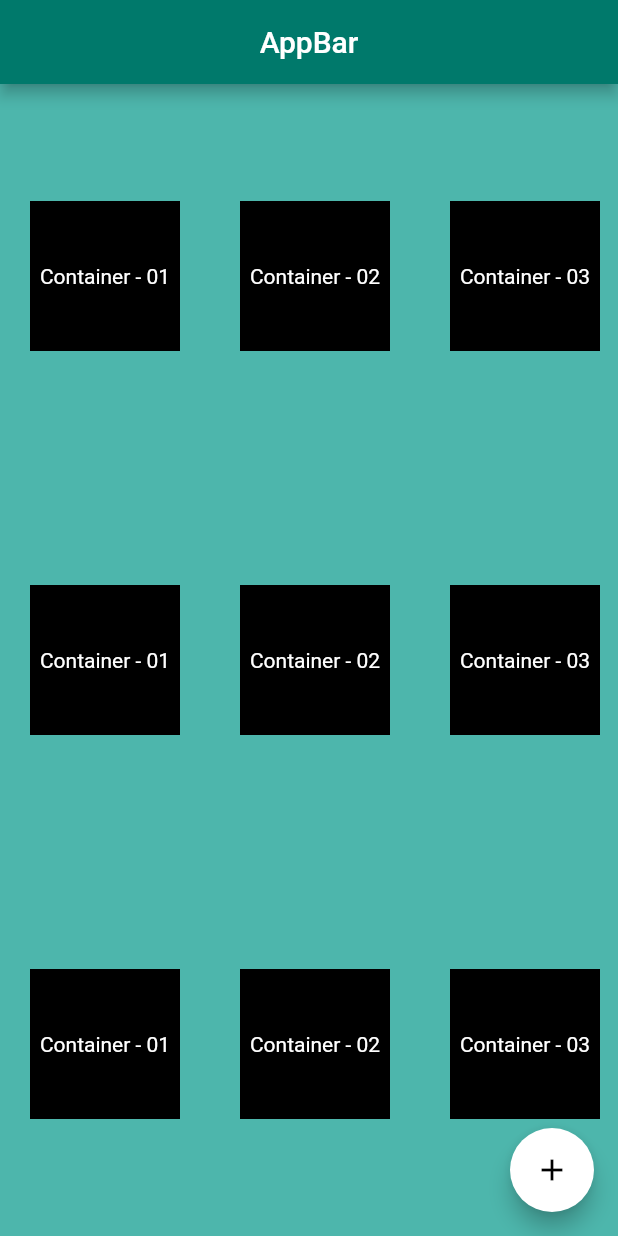
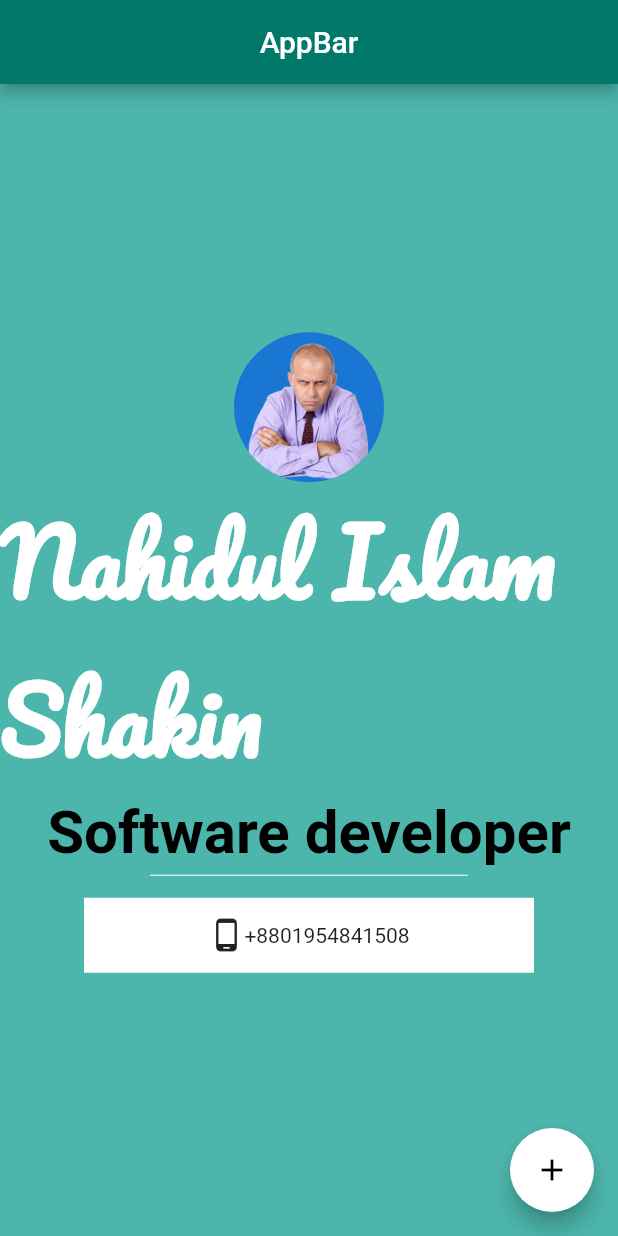
Before and after one commit to nahidulislamshakin/my_info, a Flutter app: the screen it shows after launch, on a phone screen of 412 x 824 dp. Run offline on Flutter 3.47's test engine with Material 2 defaults, Android fonts, the phone set to English and light mode, and no system bars.

```diff
--- a/lib/my_info.dart
+++ b/lib/my_info.dart
@@ -13,183 +13,51 @@ class My_info extends StatelessWidget {
         centerTitle: true,
       ),
       body: SafeArea(
+        child: Center(
           child: Column(
             // verticalDirection: ,
             //mainAxisSize: MainAxisSize.min,
-          mainAxisAlignment: MainAxisAlignment.spaceAround,
+            mainAxisAlignment: MainAxisAlignment.center,
             crossAxisAlignment: CrossAxisAlignment.center,
             children: [
-            // Center(
-            //  child:
-            Row(
-              mainAxisAlignment: MainAxisAlignment.spaceAround,
-              crossAxisAlignment: CrossAxisAlignment.center,
-              children: [
+              CircleAvatar(
+                radius: 50,
+                // backgroundColor: Colors.red,
+                backgroundImage: AssetImage('images/a.png'),
+              ),
+              Text(
+                "Nahidul Islam Shakin",
+                style: TextStyle(
+                    fontFamily: 'Pacifico',
+                    fontSize: 60,
+                    fontWeight: FontWeight.bold,
+                    color: Colors.white),
+              ),
+              Text(
+                "Software developer",
+                style: TextStyle(
+                    fontSize: 40,
+                    fontWeight: FontWeight.bold,
+                    color: Colors.black),
+              ),
+              Divider(
+                endIndent: 100,
+                indent: 100,
+                height: 10,
+                color: Colors.white,
+              ),
               Container(
-                  //alignment: MainAxisAlignment.center,
-                  margin: EdgeInsets.all(20),
-                  padding: EdgeInsets.all(5),
-
-                  width: 100,
-                  height: 100,
-                  color: Colors.black,
-                  child: Center(
-                    child: Text(
-                      "Container - 01",
-                      style: TextStyle(color: Colors.white),
+                margin: EdgeInsets.symmetric(vertical: 10, horizontal: 30),
+                width: 300,
+                height: 50,
+                color: Colors.white,
+                child: Row(
+                  mainAxisAlignment: MainAxisAlignment.center,
+                  children: [Icon(Icons.phone_android), Text("+8801954841508")],
                 ),
-                  ),
-                ),
-
-                //   ),
-                //  Center(
-                // child:
-                Container(
-                  //alignment: MainAxisAlignment.center,
-                  margin: EdgeInsets.all(20),
-                  padding: EdgeInsets.all(5),
-                  width: 100,
-                  height: 100,
-                  color: Colors.black,
-                  child: Center(
-                    child: Text(
-                      "Container - 02",
-                      style: TextStyle(color: Colors.white),
-                    ),
-                  ),
-                ),
-                // ),
-                //   Center(
-                //child:
-                Container(
-                  //alignment: MainAxisAlignment.center,
-                  margin: EdgeInsets.all(20),
-                  padding: EdgeInsets.all(5),
-                  width: 100,
-                  height: 100,
-                  color: Colors.black,
-                  child: Center(
-                    child: Text(
-                      "Container - 03",
-                      style: TextStyle(color: Colors.white),
-                    ),
-                  ),
-                ),
+              )
             ],
           ),
-            Row(
-              mainAxisAlignment: MainAxisAlignment.spaceAround,
-              crossAxisAlignment: CrossAxisAlignment.center,
-              children: [
-                Container(
-                  //alignment: MainAxisAlignment.center,
-                  margin: EdgeInsets.all(20),
-                  padding: EdgeInsets.all(5),
-
-                  width: 100,
-                  height: 100,
-                  color: Colors.black,
-                  child: Center(
-                    child: Text(
-                      "Container - 01",
-                      style: TextStyle(color: Colors.white),
-                    ),
-                  ),
-                ),
-
-                //   ),
-                //  Center(
-                // child:
-                Container(
-                  //alignment: MainAxisAlignment.center,
-                  margin: EdgeInsets.all(20),
-                  padding: EdgeInsets.all(5),
-                  width: 100,
-                  height: 100,
-                  color: Colors.black,
-                  child: Center(
-                    child: Text(
-                      "Container - 02",
-                      style: TextStyle(color: Colors.white),
-                    ),
-                  ),
-                ),
-                // ),
-                //   Center(
-                //child:
-                Container(
-                  //alignment: MainAxisAlignment.center,
-                  margin: EdgeInsets.all(20),
-                  padding: EdgeInsets.all(5),
-                  width: 100,
-                  height: 100,
-                  color: Colors.black,
-                  child: Center(
-                    child: Text(
-                      "Container - 03",
-                      style: TextStyle(color: Colors.white),
-                    ),
-                  ),
-                ),
-              ],
-            ),
-            Row(
-              mainAxisAlignment: MainAxisAlignment.spaceAround,
-              crossAxisAlignment: CrossAxisAlignment.center,
-              children: [
-                Container(
-                  //alignment: MainAxisAlignment.center,
-                  margin: EdgeInsets.all(20),
-                  padding: EdgeInsets.all(5),
-
-                  width: 100,
-                  height: 100,
-                  color: Colors.black,
-                  child: Center(
-                    child: Text(
-                      "Container - 01",
-                      style: TextStyle(color: Colors.white),
-                    ),
-                  ),
-                ),
-
-                //   ),
-                //  Center(
-                // child:
-                Container(
-                  //alignment: MainAxisAlignment.center,
-                  margin: EdgeInsets.all(20),
-                  padding: EdgeInsets.all(5),
-                  width: 100,
-                  height: 100,
-                  color: Colors.black,
-                  child: Center(
-                    child: Text(
-                      "Container - 02",
-                      style: TextStyle(color: Colors.white),
-                    ),
-                  ),
-                ),
-                // ),
-                //   Center(
-                //child:
-                Container(
-                  //alignment: MainAxisAlignment.center,
-                  margin: EdgeInsets.all(20),
-                  padding: EdgeInsets.all(5),
-                  width: 100,
-                  height: 100,
-                  color: Colors.black,
-                  child: Center(
-                    child: Text(
-                      "Container - 03",
-                      style: TextStyle(color: Colors.white),
-                    ),
-                  ),
-                ),
-              ],
-            ),
-          ],
         ),
       ),
       floatingActionButton: FloatingActionButton(
```
Also changed, not shown: pubspec.yaml (+8 -3 lines), fonts/Pacifico-Regular.ttf (added), images/a.png (added). Lines whose indentation alone changed are shown as unchanged.
